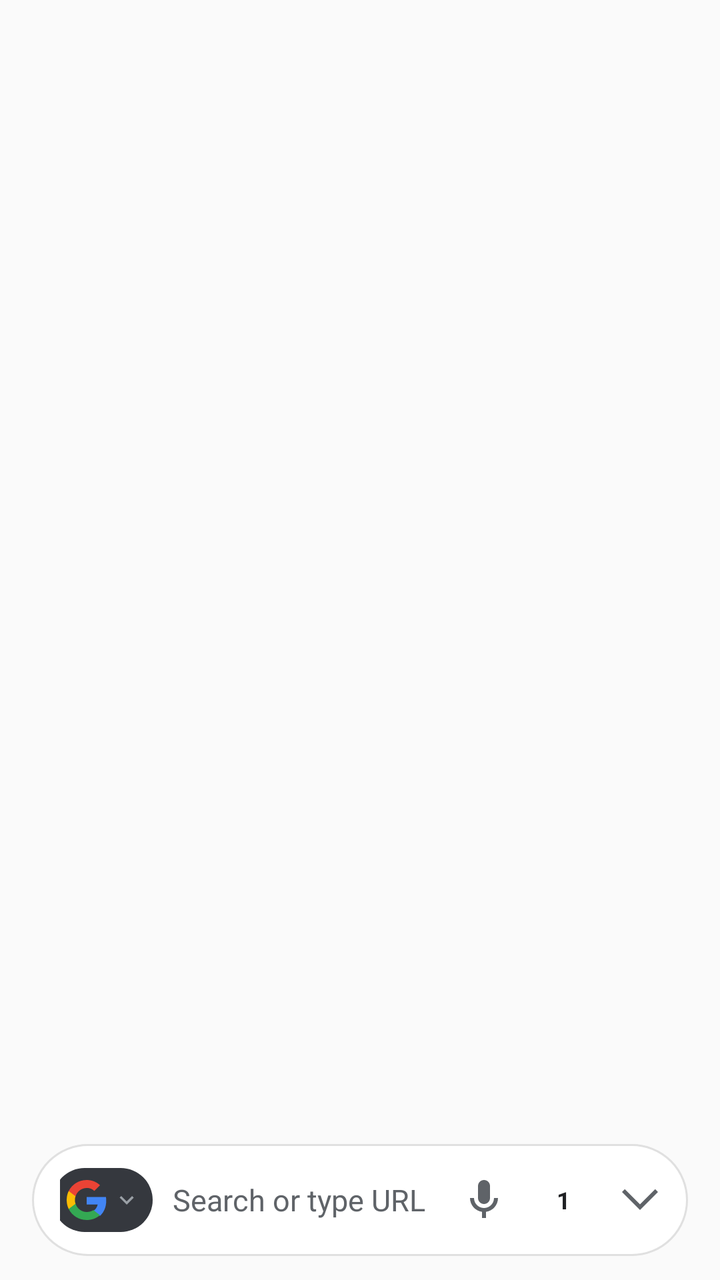
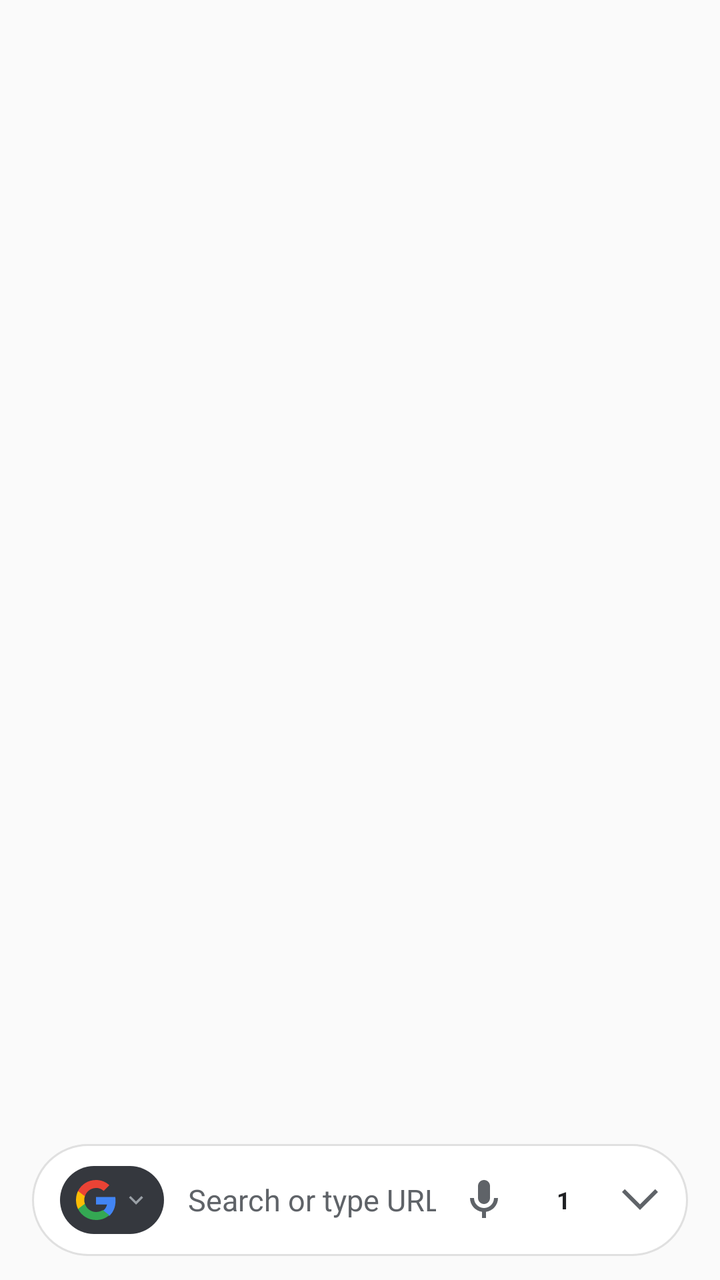

Before-and-after screenshots of an Android layout around one commit, followed by the original layout XML and the change that was made.
<!-- AndroidManifest.xml: application theme Theme.Haze -->
<!-- res/layout/activity_main.xml -->
<?xml version="1.0" encoding="utf-8"?>
<androidx.constraintlayout.widget.ConstraintLayout xmlns:android="http://schemas.android.com/apk/res/android"
    xmlns:app="http://schemas.android.com/apk/res-auto"
    xmlns:tools="http://schemas.android.com/tools"
    android:id="@+id/main"
    android:layout_width="match_parent"
    android:layout_height="match_parent"
    android:background="#FAFAFA"
    tools:context=".MainActivity">

    <ProgressBar
        android:id="@+id/pageProgressBar"
        style="?android:attr/progressBarStyleHorizontal"
        android:layout_width="0dp"
        android:layout_height="4dp"
        android:progressDrawable="@drawable/bg_progress_bar"
        android:max="100"
        android:visibility="gone"
        android:elevation="35dp"
        app:layout_constraintTop_toTopOf="parent"
        app:layout_constraintStart_toStartOf="parent"
        app:layout_constraintEnd_toEndOf="parent" />

    <ImageView
        android:id="@+id/appBackgroundImageView"
        android:layout_width="0dp"
        android:layout_height="0dp"
        android:scaleType="centerCrop"
        android:contentDescription="Background"
        android:visibility="gone"
        app:layout_constraintTop_toTopOf="parent"
        app:layout_constraintBottom_toBottomOf="parent"
        app:layout_constraintStart_toStartOf="parent"
        app:layout_constraintEnd_toEndOf="parent" />

    <View
        android:id="@+id/appBackgroundOverlay"
        android:layout_width="0dp"
        android:layout_height="0dp"
        android:background="#66000000"
        android:visibility="gone"
        app:layout_constraintTop_toTopOf="parent"
        app:layout_constraintBottom_toBottomOf="parent"
        app:layout_constraintStart_toStartOf="parent"
        app:layout_constraintEnd_toEndOf="parent" />

    <FrameLayout
        android:id="@+id/webContainer"
        android:layout_width="0dp"
        android:layout_height="0dp"
        app:layout_constraintTop_toTopOf="parent"
        app:layout_constraintBottom_toBottomOf="parent"
        app:layout_constraintStart_toStartOf="parent"
        app:layout_constraintEnd_toEndOf="parent" />

    
    <FrameLayout
        android:id="@+id/devToolsDockContainer"
        android:layout_width="0dp"
        android:layout_height="320dp"
        android:visibility="gone"
        android:elevation="50dp"
        app:layout_constraintBottom_toBottomOf="parent"
        app:layout_constraintStart_toStartOf="parent"
        app:layout_constraintEnd_toEndOf="parent" />

    
    <include layout="@layout/layout_mini_player" />

    
    <FrameLayout
        android:id="@+id/fullscreenVideoContainer"
        android:layout_width="0dp"
        android:layout_height="0dp"
        android:background="#000000"
        android:visibility="gone"
        android:elevation="60dp"
        app:layout_constraintTop_toTopOf="parent"
        app:layout_constraintBottom_toBottomOf="parent"
        app:layout_constraintStart_toStartOf="parent"
        app:layout_constraintEnd_toEndOf="parent" />



    
    <LinearLayout
        android:id="@+id/topLeftWeather"
        android:layout_width="wrap_content"
        android:layout_height="44dp"
        android:orientation="horizontal"
        android:gravity="center_vertical"
        android:layout_marginTop="14dp"
        android:layout_marginStart="16dp"
        android:paddingStart="12dp"
        android:paddingEnd="12dp"
        android:elevation="28dp"
        android:visibility="gone"
        android:clickable="true"
        android:focusable="true"
        app:layout_constraintTop_toTopOf="parent"
        app:layout_constraintStart_toStartOf="parent">

        <ImageView
            android:id="@+id/ivWeatherIcon"
            android:layout_width="22dp"
            android:layout_height="22dp"
            android:layout_marginEnd="6dp"
            android:src="@drawable/ic_cloud"
            android:contentDescription="Current Weather Icon" />

        <TextView
            android:id="@+id/tvWeatherTemp"
            android:layout_width="wrap_content"
            android:layout_height="wrap_content"
            android:text="--°"
            android:textSize="14sp"
            android:fontFamily="sans-serif-medium"
            android:textColor="#FFFFFF" />
    </LinearLayout>

    
    <LinearLayout
        android:id="@+id/topRightActions"
        android:layout_width="wrap_content"
        android:layout_height="wrap_content"
        android:orientation="horizontal"
        android:gravity="center_vertical"
        android:layout_marginTop="14dp"
        android:layout_marginEnd="16dp"
        android:elevation="28dp"
        android:visibility="gone"
        android:clipChildren="false"
        android:clipToPadding="false"
        app:layout_constraintTop_toTopOf="parent"
        app:layout_constraintEnd_toEndOf="parent">



        
        <FrameLayout
            android:id="@+id/btnProfile"
            android:layout_width="44dp"
            android:layout_height="44dp"
            android:clickable="true"
            android:focusable="true"
            android:background="@drawable/bg_circle_gray">

            <ImageView
                android:id="@+id/ivProfileAvatar"
                android:layout_width="38dp"
                android:layout_height="38dp"
                android:layout_gravity="center"
                android:scaleType="centerCrop"
                android:src="@drawable/ic_person"
                android:contentDescription="Google Account Profile" />
        </FrameLayout>
    </LinearLayout>

    
    <View
        android:id="@+id/dimOverlay"
        android:layout_width="0dp"
        android:layout_height="0dp"
        android:background="@android:color/transparent"
        android:visibility="gone"
        android:elevation="10dp"
        android:clickable="true"
        android:focusable="true"
        app:layout_constraintTop_toTopOf="parent"
        app:layout_constraintBottom_toBottomOf="parent"
        app:layout_constraintStart_toStartOf="parent"
        app:layout_constraintEnd_toEndOf="parent" />



    
    <LinearLayout
        android:id="@+id/findBarContainer"
        android:layout_width="0dp"
        android:layout_height="wrap_content"
        android:background="#FFFFFF"
        android:elevation="10dp"
        android:orientation="horizontal"
        android:gravity="center_vertical"
        android:padding="8dp"
        android:visibility="gone"
        app:layout_constraintBottom_toTopOf="@id/addressBarContainer"
        app:layout_constraintStart_toStartOf="parent"
        app:layout_constraintEnd_toEndOf="parent">

        <EditText
            android:id="@+id/findInput"
            android:layout_width="0dp"
            android:layout_height="40dp"
            android:layout_weight="1"
            android:background="@drawable/bg_address_bar"
            android:hint="Find in page..."
            android:paddingStart="16dp"
            android:paddingEnd="16dp"
            android:singleLine="true"
            android:imeOptions="actionSearch"
            android:textColor="#202124"
            android:textSize="14sp"/>

        <TextView
            android:id="@+id/tvFindCount"
            android:layout_width="wrap_content"
            android:layout_height="wrap_content"
            android:layout_marginStart="8dp"
            android:layout_marginEnd="6dp"
            android:text=""
            android:textSize="12sp"
            android:textColor="#5F6368"
            android:visibility="gone" />

        <ImageButton
            android:id="@+id/btnFindPrev"
            android:layout_width="36dp"
            android:layout_height="36dp"
            android:background="?attr/selectableItemBackgroundBorderless"
            android:src="@drawable/ic_chevron_up"
            android:contentDescription="Previous" />

        <ImageButton
            android:id="@+id/btnFindNext"
            android:layout_width="36dp"
            android:layout_height="36dp"
            android:background="?attr/selectableItemBackgroundBorderless"
            android:src="@drawable/ic_chevron_down"
            android:contentDescription="Next" />

        <ImageButton
            android:id="@+id/btnFindClose"
            android:layout_width="36dp"
            android:layout_height="36dp"
            android:background="?attr/selectableItemBackgroundBorderless"
            android:src="@drawable/ic_close"
            android:contentDescription="Close Find" />
    </LinearLayout>

    
    <LinearLayout
        android:id="@+id/addressBarContainer"
        android:layout_width="0dp"
        android:layout_height="wrap_content"
        android:orientation="vertical"
        android:background="@android:color/transparent"
        android:paddingStart="16dp"
        android:paddingEnd="16dp"
        android:paddingTop="2dp"
        android:paddingBottom="12dp"
        android:elevation="30dp"
        android:clipChildren="false"
        android:clipToPadding="false"
        app:layout_constraintBottom_toBottomOf="parent"
        app:layout_constraintStart_toStartOf="parent"
        app:layout_constraintEnd_toEndOf="parent">

        
        <FrameLayout
            android:id="@+id/clipboardContainer"
            android:layout_width="match_parent"
            android:layout_height="wrap_content"
            android:layout_marginBottom="8dp"
            android:visibility="gone" />

        
        <ScrollView
            android:id="@+id/searchSuggestionStrip"
            android:layout_width="match_parent"
            android:layout_height="wrap_content"
            android:scrollbars="none"
            android:overScrollMode="never"
            android:fillViewport="true"
            android:visibility="gone"
            android:layout_marginBottom="8dp"
            android:elevation="0dp"
            android:clipToPadding="false">

            <LinearLayout
                android:id="@+id/suggestionChipContainer"
                android:layout_width="match_parent"
                android:layout_height="wrap_content"
                android:orientation="vertical"
                android:paddingTop="12dp"
                android:paddingBottom="12dp" />
        </ScrollView>

        
        <HorizontalScrollView
            android:id="@+id/searchEngineSelectorBar"
            android:layout_width="match_parent"
            android:layout_height="wrap_content"
            android:scrollbars="none"
            android:overScrollMode="never"
            android:visibility="gone"
            android:layout_marginBottom="8dp"
            android:clipToPadding="false">

            <LinearLayout
                android:id="@+id/searchEngineChipContainer"
                android:layout_width="wrap_content"
                android:layout_height="36dp"
                android:gravity="center_vertical"
                android:orientation="horizontal"
                android:paddingStart="2dp"
                android:paddingEnd="2dp" />
        </HorizontalScrollView>

        
        <LinearLayout
            android:id="@+id/addressBarInner"
            android:layout_width="match_parent"
            android:layout_height="56dp"
            android:background="@drawable/bg_address_bar"
            android:orientation="horizontal"
            android:gravity="center_vertical"
            android:paddingStart="14dp"
            android:paddingEnd="8dp"
            android:elevation="0dp">

            
            <ImageView
                android:id="@+id/searchIcon"
                android:layout_width="20dp"
                android:layout_height="20dp"
                android:src="@drawable/ic_privacy_shield"
                android:contentDescription="Search Icon"
                android:visibility="gone"
                app:tint="#5F6368" />

            
            <LinearLayout
                android:id="@+id/btnSearchEngineDropdown"
                android:layout_width="wrap_content"
                android:layout_height="32dp"
                android:gravity="center_vertical"
                android:orientation="horizontal"
                android:paddingStart="7dp"
                android:paddingEnd="6dp"
                android:layout_marginStart="-4dp"
                android:layout_marginEnd="6dp"
                android:background="@drawable/bg_engine_pill"
                android:clickable="true"
                android:focusable="true">

                <ImageView
                    android:id="@+id/ivActiveEngineIcon"
                    android:layout_width="20dp"
                    android:layout_height="20dp"
                    android:src="@drawable/ic_google_logo"
                    android:contentDescription="Search Engine" />

                <ImageView
                    android:id="@+id/ivActiveEngineChevron"
                    android:layout_width="14dp"
                    android:layout_height="14dp"
                    android:layout_marginStart="3dp"
                    android:src="@drawable/ic_chevron_down"
                    app:tint="#9AA0A6"
                    android:contentDescription="Select Engine" />
            </LinearLayout>

            <EditText
                android:id="@+id/addressBar"
                android:layout_width="0dp"
                android:layout_height="match_parent"
                android:layout_weight="1"
                android:background="@null"
                android:hint="@string/search_hint"
                android:importantForAutofill="no"
                android:imeOptions="actionSearch|flagNoExtractUi"
                android:inputType="text|textNoSuggestions"
                android:maxLines="1"
                android:paddingStart="4dp"
                android:paddingEnd="6dp"
                android:singleLine="true"
                android:textColor="#202124"
                android:textColorHint="#5F6368"
                android:textColorHighlight="#551A73E8"
                android:textSize="15sp" />

            
            <ImageButton
                android:id="@+id/btnClearQuery"
                android:layout_width="28dp"
                android:layout_height="28dp"
                android:background="?attr/selectableItemBackgroundBorderless"
                android:src="@drawable/ic_close"
                android:visibility="gone"
                android:layout_marginEnd="4dp"
                android:contentDescription="Clear Text"
                app:tint="#5F6368" />

            
            <ImageButton
                android:id="@+id/btnQrScan"
                android:layout_width="36dp"
                android:layout_height="36dp"
                android:background="?attr/selectableItemBackgroundBorderless"
                android:src="@drawable/ic_qr_code"
                android:visibility="gone"
                android:layout_marginEnd="2dp"
                android:contentDescription="Scan QR Code"
                app:tint="#5F6368" />

            
            <ImageButton
                android:id="@+id/btnVoiceSearch"
                android:layout_width="36dp"
                android:layout_height="36dp"
                android:background="?attr/selectableItemBackgroundBorderless"
                android:src="@drawable/ic_mic"
                android:layout_marginEnd="6dp"
                android:contentDescription="Voice Search"
                app:tint="#5F6368" />

            
            <FrameLayout
                android:id="@+id/btnTabsCircular"
                android:layout_width="32dp"
                android:layout_height="32dp"
                android:background="?attr/selectableItemBackgroundBorderless"
                android:layout_marginEnd="6dp"
                android:clickable="true"
                android:focusable="true">

                <TextView
                    android:id="@+id/tabCountBtn"
                    android:layout_width="wrap_content"
                    android:layout_height="wrap_content"
                    android:text="1"
                    android:textStyle="bold"
                    android:gravity="center"
                    android:textSize="12sp"
                    android:textColor="#202124"
                    android:layout_gravity="center" />
            </FrameLayout>

            
            <ImageButton
                android:id="@+id/menuBtn"
                android:layout_width="32dp"
                android:layout_height="32dp"
                android:background="?attr/selectableItemBackgroundBorderless"
                android:src="@drawable/ic_wide_arrow_down"
                android:contentDescription="Menu"
                app:tint="#5F6368" />

        </LinearLayout>
    </LinearLayout>
</androidx.constraintlayout.widget.ConstraintLayout>
<!-- res/layout/layout_mini_player.xml (included above) -->
<?xml version="1.0" encoding="utf-8"?>
<FrameLayout xmlns:android="http://schemas.android.com/apk/res/android"
    xmlns:app="http://schemas.android.com/apk/res-auto"
    android:id="@+id/miniPlayerRoot"
    android:layout_width="320dp"
    android:layout_height="180dp"
    android:background="@drawable/bg_mini_player"
    android:elevation="24dp"
    android:visibility="gone">

    
    <FrameLayout
        android:id="@+id/miniPlayerVideoContainer"
        android:layout_width="match_parent"
        android:layout_height="match_parent"
        android:background="#000000" />

    
    <FrameLayout
        android:id="@+id/miniPlayerControls"
        android:layout_width="match_parent"
        android:layout_height="match_parent"
        android:background="#A6000000"
        android:alpha="0">

        
        <LinearLayout
            android:id="@+id/miniPlayerTopBar"
            android:layout_width="match_parent"
            android:layout_height="wrap_content"
            android:orientation="horizontal"
            android:gravity="center_vertical"
            android:paddingStart="10dp"
            android:paddingTop="8dp"
            android:paddingEnd="8dp"
            android:paddingBottom="4dp"
            android:layout_gravity="top">

            <ImageView
                android:id="@+id/ivMiniPlayerSiteIcon"
                android:layout_width="18dp"
                android:layout_height="18dp"
                android:src="@drawable/ic_youtube"
                android:layout_marginEnd="6dp"
                android:contentDescription="Site Icon" />

            <TextView
                android:id="@+id/tvMiniPlayerTitle"
                android:layout_width="0dp"
                android:layout_height="wrap_content"
                android:layout_weight="1"
                android:text="youtube.com"
                android:textColor="#FFFFFF"
                android:textSize="13sp"
                android:textStyle="bold"
                android:maxLines="1"
                android:ellipsize="end" />

            <ImageButton
                android:id="@+id/btnMiniPlayerMinimize"
                android:layout_width="28dp"
                android:layout_height="28dp"
                android:background="?attr/selectableItemBackgroundBorderless"
                android:src="@drawable/ic_minimize"
                android:contentDescription="Minimize"
                app:tint="#FFFFFF" />

            <ImageButton
                android:id="@+id/btnMiniPlayerExpand"
                android:layout_width="28dp"
                android:layout_height="28dp"
                android:background="?attr/selectableItemBackgroundBorderless"
                android:src="@drawable/ic_open_in_new"
                android:contentDescription="Expand"
                app:tint="#FFFFFF"
                android:layout_marginStart="4dp" />

            <ImageButton
                android:id="@+id/btnMiniPlayerClose"
                android:layout_width="28dp"
                android:layout_height="28dp"
                android:background="?attr/selectableItemBackgroundBorderless"
                android:src="@drawable/ic_close"
                android:contentDescription="Close"
                app:tint="#FFFFFF"
                android:layout_marginStart="4dp" />
        </LinearLayout>

        <ProgressBar
            android:id="@+id/miniPlayerBuffering"
            android:layout_width="36dp"
            android:layout_height="36dp"
            android:layout_gravity="center"
            android:visibility="gone"
            android:indeterminateTint="#FFFFFF" />

        <TextView
            android:id="@+id/miniPlayerError"
            android:layout_width="wrap_content"
            android:layout_height="wrap_content"
            android:layout_gravity="center"
            android:padding="12dp"
            android:text="Playback unavailable"
            android:textColor="#FFFFFF"
            android:textSize="12sp"
            android:visibility="gone" />

        
        <LinearLayout
            android:layout_width="wrap_content"
            android:layout_height="wrap_content"
            android:orientation="horizontal"
            android:layout_gravity="center"
            android:gravity="center">

            <ImageButton
                android:id="@+id/btnMiniPlayerRewind"
                android:layout_width="36dp"
                android:layout_height="36dp"
                android:background="?attr/selectableItemBackgroundBorderless"
                android:src="@drawable/ic_replay_10"
                android:contentDescription="Rewind 10s"
                app:tint="#FFFFFF" />

            <ImageButton
                android:id="@+id/btnMiniPlayerPlayPause"
                android:layout_width="48dp"
                android:layout_height="48dp"
                android:background="@drawable/bg_mini_player_play_btn"
                android:src="@drawable/ic_pause"
                android:contentDescription="Play/Pause"
                app:tint="#000000"
                android:layout_marginStart="20dp"
                android:layout_marginEnd="20dp" />

            <ImageButton
                android:id="@+id/btnMiniPlayerForward"
                android:layout_width="36dp"
                android:layout_height="36dp"
                android:background="?attr/selectableItemBackgroundBorderless"
                android:src="@drawable/ic_forward_10"
                android:contentDescription="Forward 10s"
                app:tint="#FFFFFF" />
        </LinearLayout>

        
        <LinearLayout
            android:id="@+id/miniPlayerBottomBar"
            android:layout_width="match_parent"
            android:layout_height="wrap_content"
            android:orientation="vertical"
            android:paddingStart="10dp"
            android:paddingEnd="10dp"
            android:paddingBottom="6dp"
            android:layout_gravity="bottom">

            <SeekBar
                android:id="@+id/miniPlayerSeekBar"
                android:layout_width="match_parent"
                android:layout_height="wrap_content"
                android:paddingStart="0dp"
                android:paddingEnd="0dp"
                android:progressDrawable="@drawable/bg_progress_bar"
                android:thumb="@drawable/bg_mini_player_thumb"
                android:thumbOffset="0dp"
                android:maxHeight="3dp"
                android:minHeight="3dp" />

            <RelativeLayout
                android:layout_width="match_parent"
                android:layout_height="wrap_content"
                android:layout_marginTop="2dp">

                <TextView
                    android:id="@+id/tvMiniPlayerTime"
                    android:layout_width="wrap_content"
                    android:layout_height="wrap_content"
                    android:layout_alignParentStart="true"
                    android:layout_centerVertical="true"
                    android:text="0:00 / 0:00"
                    android:textColor="#FFFFFF"
                    android:textSize="11.5sp"
                    android:fontFamily="sans-serif-medium" />

                <ImageButton
                    android:id="@+id/btnMiniPlayerVolume"
                    android:layout_width="26dp"
                    android:layout_height="26dp"
                    android:layout_alignParentEnd="true"
                    android:layout_centerVertical="true"
                    android:background="?attr/selectableItemBackgroundBorderless"
                    android:src="@drawable/ic_volume_up"
                    android:contentDescription="Volume"
                    app:tint="#FFFFFF" />
            </RelativeLayout>
        </LinearLayout>

        
        <ImageView
            android:id="@+id/miniPlayerResizeHandle"
            android:layout_width="20dp"
            android:layout_height="20dp"
            android:layout_gravity="bottom|end"
            android:src="@drawable/ic_resize"
            android:contentDescription="Resize"
            android:padding="3dp"
            android:visibility="gone" />
    </FrameLayout>
</FrameLayout>
<!-- resources referenced by this layout -->
<resources>
  <!-- drawable bg_address_bar (drawable) -->
  <?xml version="1.0" encoding="utf-8"?>
  <shape xmlns:android="http://schemas.android.com/apk/res/android" android:shape="rectangle">
      <solid android:color="#FFFFFF" />
      <corners android:radius="28dp" />
      <stroke android:width="1dp" android:color="#E0E0E0" />
  </shape>
  <!-- drawable bg_circle_gray (drawable) -->
  <?xml version="1.0" encoding="utf-8"?>
  <shape xmlns:android="http://schemas.android.com/apk/res/android" android:shape="oval">
      <solid android:color="#00000000" />
  </shape>
  <!-- drawable bg_engine_pill (drawable) -->
  <?xml version="1.0" encoding="utf-8"?>
  <ripple xmlns:android="http://schemas.android.com/apk/res/android"
      android:color="#26FFFFFF">
      <item>
          <shape android:shape="rectangle">
              <corners android:radius="16dp" />
              <solid android:color="#35383E" />
          </shape>
      </item>
  </ripple>
  <!-- drawable bg_mini_player (drawable) -->
  <?xml version="1.0" encoding="utf-8"?>
  <shape xmlns:android="http://schemas.android.com/apk/res/android" android:shape="rectangle">
      <solid android:color="#000000" />
      <corners android:radius="12dp" />
      <stroke android:width="1dp" android:color="#4DFFFFFF" />
  </shape>
  <!-- drawable bg_mini_player_play_btn (drawable) -->
  <?xml version="1.0" encoding="utf-8"?>
  <shape xmlns:android="http://schemas.android.com/apk/res/android"
      android:shape="rectangle">
      <corners android:radius="18dp" />
      <solid android:color="#F5F5F5" />
  </shape>
  <!-- drawable bg_mini_player_thumb (drawable) -->
  <?xml version="1.0" encoding="utf-8"?>
  <shape xmlns:android="http://schemas.android.com/apk/res/android"
      android:shape="oval">
      <solid android:color="#FFFFFF" />
      <size android:width="14dp" android:height="14dp" />
  </shape>
  <!-- drawable ic_chevron_down (drawable) -->
  <vector xmlns:android="http://schemas.android.com/apk/res/android"
      android:width="24dp"
      android:height="24dp"
      android:viewportWidth="24"
      android:viewportHeight="24">
      <path
          android:fillColor="#202124"
          android:pathData="M7.41,8.59L12,13.17l4.59,-4.58L18,10l-6,6 -6,-6 1.41,-1.41z"/>
  </vector>
  <!-- drawable ic_chevron_up (drawable) -->
  <vector xmlns:android="http://schemas.android.com/apk/res/android"
      android:width="24dp"
      android:height="24dp"
      android:viewportWidth="24"
      android:viewportHeight="24">
      <path
          android:fillColor="#202124"
          android:pathData="M7.41,15.41L12,10.83l4.59,4.58L18,14l-6,-6 -6,6z"/>
  </vector>
  <!-- drawable ic_pause (drawable) -->
  <vector xmlns:android="http://schemas.android.com/apk/res/android"
      android:width="24dp"
      android:height="24dp"
      android:viewportWidth="24"
      android:viewportHeight="24">
      <path
          android:fillColor="#FFFFFF"
          android:pathData="M6,19h4V5H6v14zm8,-14v14h4V5h-4z"/>
  </vector>
  <!-- drawable ic_resize (drawable) -->
  <vector xmlns:android="http://schemas.android.com/apk/res/android" android:width="24dp" android:height="24dp" android:viewportWidth="24" android:viewportHeight="24">
      <path android:fillColor="#80FFFFFF" android:pathData="M22,22h-6v-2h4v-4h2v6zm-6,-22h6v6h-2V4h-4V0zm-16,6h2V4h4V2H0v6zm4,16v-2H4v-4H2v6h6z"/>
  </vector>
  <!-- drawable ic_wide_arrow_down (drawable) -->
  <vector xmlns:android="http://schemas.android.com/apk/res/android"
      android:width="24dp"
      android:height="24dp"
      android:viewportWidth="24"
      android:viewportHeight="24">
      <path
          android:fillColor="#5F6368"
          android:pathData="M3,8L12,17L21,8L19.59,6.59L12,14.17L4.41,6.59L3,8Z"/>
  </vector>
  <string name="search_hint">Search or type URL</string>
  <style name="Theme.Haze" parent="Base.Theme.Haze" />
  <style name="Base.Theme.Haze" parent="Theme.Material3.DayNight.NoActionBar">
          
          
      </style>
  <!-- unchanged entries left out for length: 14 -->
</resources>

<!-- the commit's change to res/layout/activity_main.xml (unified diff, before → after) -->
@@ -333,13 +333,13 @@
             <LinearLayout
                 android:id="@+id/btnSearchEngineDropdown"
                 android:layout_width="wrap_content"
-                android:layout_height="32dp"
+                android:layout_height="34dp"
                 android:gravity="center_vertical"
                 android:orientation="horizontal"
-                android:paddingStart="7dp"
-                android:paddingEnd="6dp"
-                android:layout_marginStart="-4dp"
-                android:layout_marginEnd="6dp"
+                android:paddingStart="8dp"
+                android:paddingEnd="7dp"
+                android:layout_marginStart="0dp"
+                android:layout_marginEnd="8dp"
                 android:background="@drawable/bg_engine_pill"
                 android:clickable="true"
                 android:focusable="true">
<!-- resource entries referenced after the edit -->
@@ -18,7 +18,7 @@
       android:color="#26FFFFFF">
       <item>
           <shape android:shape="rectangle">
-              <corners android:radius="16dp" />
+              <corners android:radius="17dp" />
               <solid android:color="#35383E" />
           </shape>
       </item>
